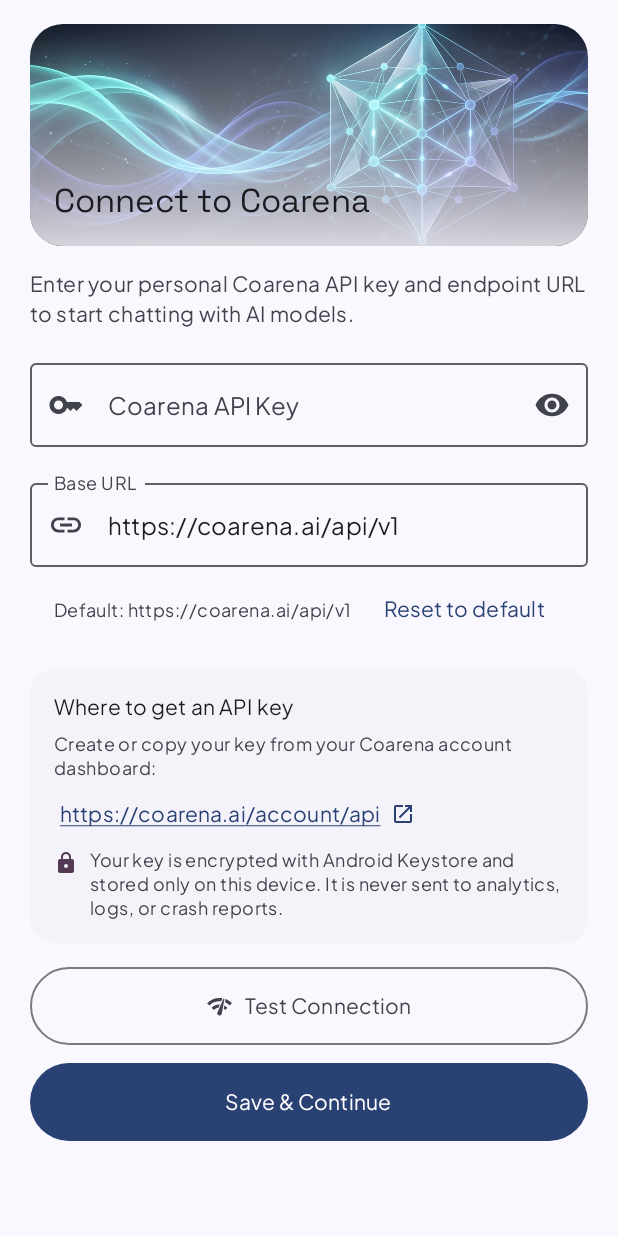
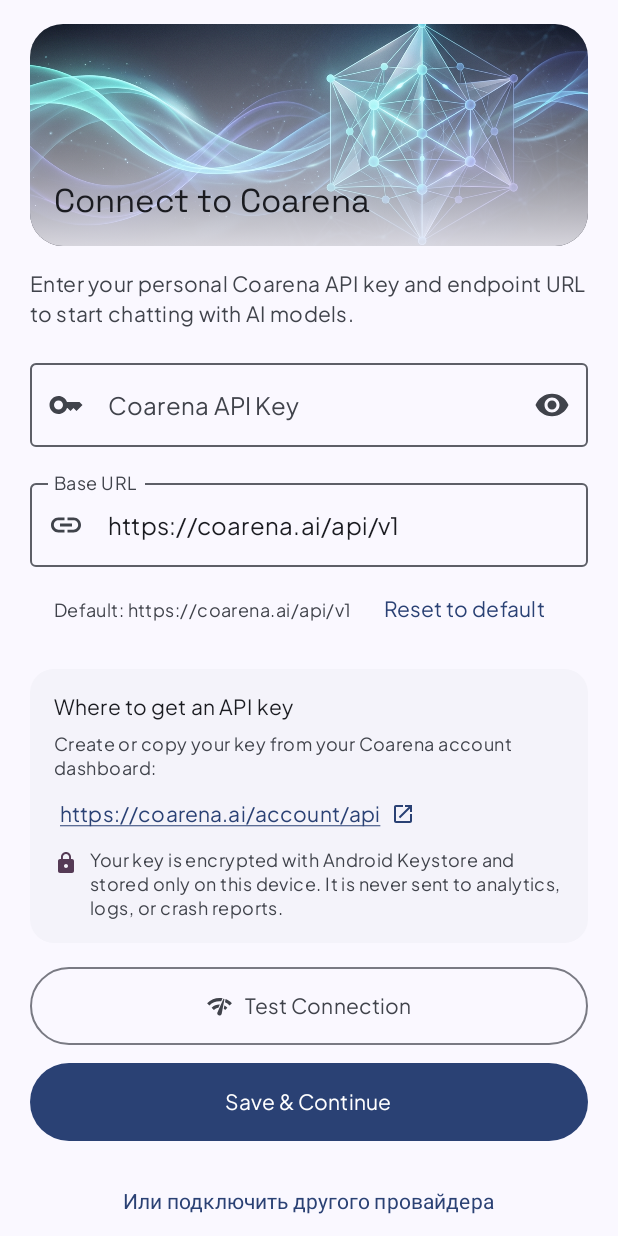
Before and after one commit to m4x1mu512/ArenaAI, an Android app built with Jetpack Compose: the screen it shows after launch (MainActivity), on a phone screen of 412 x 824 dp. Run offline under Robolectric (Android 15) with nearby library versions, the phone set to English and light mode, and no system bars; our stand-ins replace Dagger/Hilt's generated code, Room's generated code.

Commit message:
Add alternate provider onboarding entry from first-launch setup

```diff
--- a/app/src/main/java/com/example/ui/setup/SetupScreen.kt
+++ b/app/src/main/java/com/example/ui/setup/SetupScreen.kt
@@ -75,6 +75,7 @@ import com.example.ui.components.ErrorBannerCard
 @Composable
 fun SetupScreen(
     onSetupComplete: () -> Unit,
+    onNavigateToSettings: () -> Unit = {},
     viewModel: SetupViewModel = hiltViewModel(),
 ) {
     val uiState by viewModel.uiState.collectAsStateWithLifecycle()
@@ -87,6 +88,7 @@ fun SetupScreen(
         onResetBaseUrl = viewModel::resetBaseUrl,
         onTestConnection = viewModel::testConnection,
         onSaveAndContinue = { viewModel.saveAndContinue(onSetupComplete) },
+        onNavigateToSettings = onNavigateToSettings,
     )
 }
 
@@ -102,6 +104,7 @@ fun SetupScreenContent(
     onResetBaseUrl: () -> Unit,
     onTestConnection: () -> Unit,
     onSaveAndContinue: () -> Unit,
+    onNavigateToSettings: () -> Unit = {},
 ) {
     val focusManager = LocalFocusManager.current
     val uriHandler = LocalUriHandler.current
@@ -455,6 +458,13 @@ fun SetupScreenContent(
                     }
                 }
 
+                TextButton(
+                    onClick = onNavigateToSettings,
+                    modifier = Modifier.fillMaxWidth(),
+                ) {
+                    Text("Или подключить другого провайдера")
+                }
+
                 Spacer(modifier = Modifier.height(12.dp))
             }
         }
```
